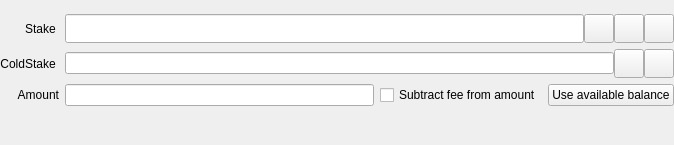
First picture: the form in src/qt/forms/sendcoinsentry.ui, repository Bitcoin-Confidential/BitcoinC-Core, before the edit.
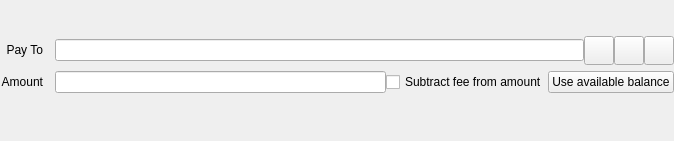
Second picture: the form after the edit. Icons and pictures are not drawn. Custom widgets are drawn as their Qt base class.

Commit message:
qt: Several UI fixes:
- Watch-Only filter width was too small
- Fixed margin issues with send recipients due to hidden widgets.
- SendCoinsEntry is has a frame for Convert recipients now without label
- Fixed varying height issues for Combobox, Amountfield, LineEdit, ...

```diff
--- a/src/qt/forms/sendcoinsentry.ui
+++ b/src/qt/forms/sendcoinsentry.ui
@@ -7,11 +7,11 @@
     <x>0</x>
     <y>0</y>
     <width>674</width>
-    <height>145</height>
+    <height>141</height>
    </rect>
   </property>
   <property name="sizePolicy">
-   <sizepolicy hsizetype="Minimum" vsizetype="Preferred">
+   <sizepolicy hsizetype="Preferred" vsizetype="Fixed">
     <horstretch>0</horstretch>
     <verstretch>0</verstretch>
    </sizepolicy>
@@ -331,6 +331,239 @@
     </item>
    </layout>
   </widget>
+  <widget class="QWidget" name="SendCoins_convert">
+   <layout class="QVBoxLayout" name="verticalLayout_6">
+    <property name="spacing">
+     <number>0</number>
+    </property>
+    <property name="leftMargin">
+     <number>0</number>
+    </property>
+    <property name="topMargin">
+     <number>0</number>
+    </property>
+    <property name="rightMargin">
+     <number>0</number>
+    </property>
+    <property name="bottomMargin">
+     <number>12</number>
+    </property>
+    <item>
+     <widget class="QWidget" name="sendWidget_convert" native="true">
+      <layout class="QVBoxLayout" name="verticalLayout_5">
+       <property name="spacing">
+        <number>0</number>
+       </property>
+       <property name="leftMargin">
+        <number>0</number>
+       </property>
+       <property name="topMargin">
+        <number>0</number>
+       </property>
+       <property name="rightMargin">
+        <number>0</number>
+       </property>
+       <property name="bottomMargin">
+        <number>0</number>
+       </property>
+       <item>
+        <layout class="QGridLayout" name="gridLayout_3">
+         <property name="horizontalSpacing">
+          <number>12</number>
+         </property>
+         <property name="verticalSpacing">
+          <number>6</number>
+         </property>
+         <item row="0" column="2">
+          <layout class="QHBoxLayout" name="payToLayout_2">
+           <property name="spacing">
+            <number>0</number>
+           </property>
+           <item>
+            <widget class="QValidatedLineEdit" name="payTo_convert">
+             <property name="sizePolicy">
+              <sizepolicy hsizetype="Minimum" vsizetype="Fixed">
+               <horstretch>0</horstretch>
+               <verstretch>0</verstretch>
+              </sizepolicy>
+             </property>
+             <property name="toolTip">
+              <string>The Bitcoin Confidential address to send the payment to</string>
+             </property>
+            </widget>
+           </item>
+           <item>
+            <widget class="QToolButton" name="addressBookButton_convert">
+             <property name="toolTip">
+              <string>Choose previously used address</string>
+             </property>
+             <property name="text">
+              <string/>
+             </property>
+             <property name="icon">
+              <iconset resource="../bitcoin.qrc">
+               <normaloff>:/icons/address-book</normaloff>:/icons/address-book</iconset>
+             </property>
+             <property name="iconSize">
+              <size>
+               <width>22</width>
+               <height>22</height>
+              </size>
+             </property>
+             <property name="shortcut">
+              <string>Alt+A</string>
+             </property>
+            </widget>
+           </item>
+           <item>
+            <widget class="QToolButton" name="pasteButton_convert">
+             <property name="toolTip">
+              <string>Paste address from clipboard</string>
+             </property>
+             <property name="text">
+              <string/>
+             </property>
+             <property name="icon">
+              <iconset resource="../bitcoin.qrc">
+               <normaloff>:/icons/editpaste</normaloff>:/icons/editpaste</iconset>
+             </property>
+             <property name="iconSize">
+              <size>
+               <width>22</width>
+               <height>22</height>
+              </size>
+             </property>
+             <property name="shortcut">
+              <string>Alt+P</string>
+             </property>
+            </widget>
+           </item>
+           <item>
+            <widget class="QToolButton" name="deleteButton_convert">
+             <property name="toolTip">
+              <string>Remove this entry</string>
+             </property>
+             <property name="text">
+              <string/>
+             </property>
+             <property name="icon">
+              <iconset resource="../bitcoin.qrc">
+               <normaloff>:/icons/remove</normaloff>:/icons/remove</iconset>
+             </property>
+             <property name="iconSize">
+              <size>
+               <width>22</width>
+               <height>22</height>
+              </size>
+             </property>
+            </widget>
+           </item>
+          </layout>
+         </item>
+         <item row="2" column="0">
+          <widget class="QLabel" name="amountLabel_2">
+           <property name="sizePolicy">
+            <sizepolicy hsizetype="Preferred" vsizetype="Fixed">
+             <horstretch>0</horstretch>
+             <verstretch>0</verstretch>
+            </sizepolicy>
+           </property>
+           <property name="text">
+            <string>Amount</string>
+           </property>
+           <property name="alignment">
+            <set>Qt::AlignRight|Qt::AlignTrailing|Qt::AlignVCenter</set>
+           </property>
+          </widget>
+         </item>
+         <item row="0" column="0">
+          <widget class="QLabel" name="payToLabel_2">
+           <property name="sizePolicy">
+            <sizepolicy hsizetype="Preferred" vsizetype="Fixed">
+             <horstretch>0</horstretch>
+             <verstretch>0</verstretch>
+            </sizepolicy>
+           </property>
+           <property name="text">
+            <string>Pay To</string>
+           </property>
+           <property name="alignment">
+            <set>Qt::AlignRight|Qt::AlignTrailing|Qt::AlignVCenter</set>
+           </property>
+           <property name="buddy">
+            <cstring>payTo</cstring>
+           </property>
+          </widget>
+         </item>
+         <item row="2" column="2">
+          <layout class="QHBoxLayout" name="horizontalLayout_3">
+           <property name="spacing">
+            <number>0</number>
+           </property>
+           <property name="topMargin">
+            <number>0</number>
+           </property>
+           <item>
+            <widget class="BitcoinAmountField" name="payAmount_convert">
+             <property name="sizePolicy">
+              <sizepolicy hsizetype="Expanding" vsizetype="Fixed">
+               <horstretch>0</horstretch>
+               <verstretch>0</verstretch>
+              </sizepolicy>
+             </property>
+            </widget>
+           </item>
+           <item>
+            <widget class="QCheckBox" name="checkboxSubtractFeeFromAmount_convert">
+             <property name="sizePolicy">
+              <sizepolicy hsizetype="Preferred" vsizetype="Fixed">
+               <horstretch>0</horstretch>
+               <verstretch>0</verstretch>
+              </sizepolicy>
+             </property>
+             <property name="text">
+              <string>Subtract fee from amount</string>
+             </property>
+            </widget>
+           </item>
+           <item>
+            <widget class="QPushButton" name="useAvailableBalanceButton_convert">
+             <property name="sizePolicy">
+              <sizepolicy hsizetype="Maximum" vsizetype="Fixed">
+               <horstretch>0</horstretch>
+               <verstretch>0</verstretch>
+              </sizepolicy>
+             </property>
+             <property name="text">
+              <string>Use available balance</string>
+             </property>
+            </widget>
+           </item>
+           <item>
+            <spacer name="horizontalSpacer_4">
+             <property name="orientation">
+              <enum>Qt::Horizontal</enum>
+             </property>
+             <property name="sizeType">
+              <enum>QSizePolicy::Preferred</enum>
+             </property>
+             <property name="sizeHint" stdset="0">
+              <size>
+               <width>0</width>
+               <height>20</height>
+              </size>
+             </property>
+            </spacer>
+           </item>
+          </layout>
+         </item>
+        </layout>
+       </item>
+      </layout>
+     </widget>
+    </item>
+   </layout>
+  </widget>
   <widget class="QFrame" name="SendCoins_cs">
    <property name="toolTip">
     <string>This is a payment to a coldstake script.</string>
@@ -339,6 +572,9 @@
     <enum>QFrame::NoFrame</enum>
    </property>
    <layout class="QVBoxLayout" name="verticalLayout_3">
+    <property name="spacing">
+     <number>0</number>
+    </property>
     <property name="leftMargin">
      <number>0</number>
     </property>
@@ -349,11 +585,14 @@
      <number>0</number>
     </property>
     <property name="bottomMargin">
-     <number>25</number>
+     <number>12</number>
     </property>
     <item>
      <widget class="QWidget" name="sendWidget_cs" native="true">
       <layout class="QVBoxLayout" name="verticalLayout_4">
+       <property name="spacing">
+        <number>0</number>
+       </property>
        <property name="leftMargin">
         <number>0</number>
        </property>
@@ -368,12 +607,21 @@
        </property>
        <item>
         <layout class="QGridLayout" name="gridLayout">
+         <property name="horizontalSpacing">
+          <number>12</number>
+         </property>
+         <property name="verticalSpacing">
+          <number>6</number>
+         </property>
          <item row="2" column="1">
           <layout class="QHBoxLayout" name="horizontalLayoutAmount" stretch="0,0,0">
+           <property name="spacing">
+            <number>0</number>
+           </property>
            <item>
             <widget class="BitcoinAmountField" name="payAmount_cs">
              <property name="sizePolicy">
-              <sizepolicy hsizetype="Expanding" vsizetype="Preferred">
+              <sizepolicy hsizetype="Expanding" vsizetype="Fixed">
                <horstretch>0</horstretch>
                <verstretch>0</verstretch>
               </sizepolicy>
@@ -383,7 +631,7 @@
            <item>
             <widget class="QCheckBox" name="checkboxSubtractFeeFromAmount_cs">
              <property name="sizePolicy">
-              <sizepolicy hsizetype="Preferred" vsizetype="Preferred">
+              <sizepolicy hsizetype="Preferred" vsizetype="Fixed">
                <horstretch>0</horstretch>
                <verstretch>0</verstretch>
               </sizepolicy>
@@ -491,6 +739,12 @@
          </item>
          <item row="2" column="0">
           <widget class="QLabel" name="amountLabel_cs">
+           <property name="sizePolicy">
+            <sizepolicy hsizetype="Preferred" vsizetype="Fixed">
+             <horstretch>0</horstretch>
+             <verstretch>0</verstretch>
+            </sizepolicy>
+           </property>
            <property name="text">
             <string>Amount</string>
            </property>
@@ -504,6 +758,12 @@
          </item>
          <item row="1" column="0">
           <widget class="QLabel" name="spendAddrLabel">
+           <property name="sizePolicy">
+            <sizepolicy hsizetype="Preferred" vsizetype="Fixed">
+             <horstretch>0</horstretch>
+             <verstretch>0</verstretch>
+            </sizepolicy>
+           </property>
            <property name="text">
             <string>ColdStake </string>
            </property>
@@ -523,7 +783,7 @@
            <item>
             <widget class="QValidatedLineEdit" name="stakeAddr">
              <property name="sizePolicy">
-              <sizepolicy hsizetype="Minimum" vsizetype="Preferred">
+              <sizepolicy hsizetype="Minimum" vsizetype="Fixed">
                <horstretch>0</horstretch>
                <verstretch>0</verstretch>
               </sizepolicy>
@@ -603,6 +863,12 @@
          </item>
          <item row="0" column="0">
           <widget class="QLabel" name="stakeAddrLabel">
+           <property name="sizePolicy">
+            <sizepolicy hsizetype="Preferred" vsizetype="Fixed">
+             <horstretch>0</horstretch>
+             <verstretch>0</verstretch>
+            </sizepolicy>
+           </property>
            <property name="text">
             <string> Stake </string>
            </property>
```
Left out of the diff: 51 changed lines with no effect on the pictures. The commit also changes 7 other files.
